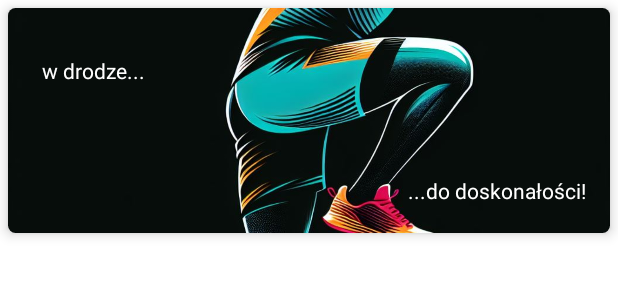
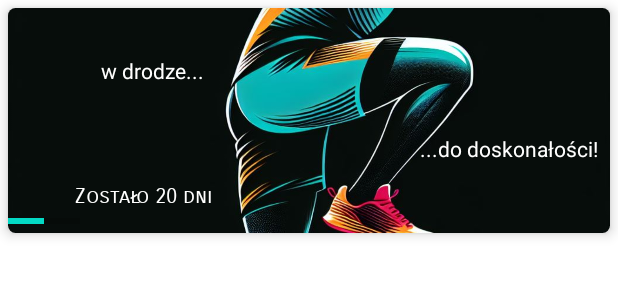
Before and after one commit to HaLina9/FitnessApp, an Android app built with Jetpack Compose: the layout fragment_days.xml on its own in the app's theme, with its tools: preview values and no code run, on a phone screen of 412 x 824 dp. Shown: the top 300 px of the screen. Run offline under Robolectric (Android 15) with nearby library versions, the phone set to English and light mode, and no system bars.

Commit message:
git add .

```diff
--- a/app/src/main/res/layout/fragment_days.xml
+++ b/app/src/main/res/layout/fragment_days.xml
@@ -6,7 +6,17 @@
     android:layout_height="match_parent"
     tools:context=".fragments.DaysFragment">
 
+    <androidx.recyclerview.widget.RecyclerView
+        android:layout_width="0dp"
+        android:layout_height="0dp"
+        android:layout_marginStart="5dp"
+        app:layout_constraintBottom_toBottomOf="parent"
+        app:layout_constraintEnd_toEndOf="parent"
+        app:layout_constraintStart_toStartOf="parent"
+        app:layout_constraintTop_toBottomOf="@+id/cardView" />
+
     <androidx.cardview.widget.CardView
+        android:id="@+id/cardView"
         android:layout_width="0dp"
         android:layout_height="150dp"
         android:layout_margin="5dp"
@@ -21,11 +31,11 @@
             android:layout_height="match_parent">
 
             <ImageView
-                android:id="@+id/imageView"
+                android:id="@+id/imageView2"
                 android:layout_width="wrap_content"
                 android:layout_height="wrap_content"
                 android:scaleType="centerCrop"
-                android:src="@drawable/Designer" />
+                android:src="@drawable/start" />
 
             <TextView
                 android:id="@+id/textView2"
@@ -38,24 +48,42 @@
                 android:textColorHighlight="@color/teal_700"
                 android:textColorHint="@color/black"
                 app:layout_constraintEnd_toEndOf="parent"
-                app:layout_constraintHorizontal_bias="0.37"
-                app:layout_constraintStart_toStartOf="@+id/imageView"
                 app:layout_constraintTop_toTopOf="parent" />
 
             <TextView
                 android:id="@+id/textView"
                 android:layout_width="wrap_content"
                 android:layout_height="wrap_content"
-                android:layout_marginTop="112dp"
-                android:layout_marginEnd="16dp"
+                android:layout_marginTop="84dp"
+                android:layout_marginEnd="8dp"
                 android:text="@string/slogan2"
                 android:textColor="@color/white"
                 android:textColorHighlight="@color/teal_700"
                 android:textColorHint="@color/black"
                 app:layout_constraintEnd_toEndOf="parent"
-                app:layout_constraintHorizontal_bias="1.0"
-                app:layout_constraintStart_toStartOf="@+id/imageView"
                 app:layout_constraintTop_toTopOf="parent" />
+
+            <ProgressBar
+                android:id="@+id/progressBar"
+                style="?android:attr/progressBarStyleHorizontal"
+                android:layout_width="0dp"
+                android:layout_height="wrap_content"
+                android:progress="50"
+                app:layout_constraintBottom_toBottomOf="parent" />
+
+            <TextView
+                android:id="@+id/textView3"
+                android:layout_width="wrap_content"
+                android:layout_height="wrap_content"
+                android:layout_marginEnd="220dp"
+                android:fontFamily="sans-serif-smallcaps"
+                android:text="Zostało 20 dni"
+                android:textColor="@color/white"
+                android:textColorHighlight="@color/teal_700"
+                android:textColorHint="@color/black"
+                app:layout_constraintBottom_toTopOf="@+id/progressBar"
+                app:layout_constraintEnd_toEndOf="parent"
+                app:layout_constraintStart_toStartOf="parent" />
 
         </androidx.constraintlayout.widget.ConstraintLayout>
     </androidx.cardview.widget.CardView>
```
Also changed, not shown: app/src/main/res/drawable/start.jpeg (renamed from app/src/main/res/drawable/Designer.jpeg).
